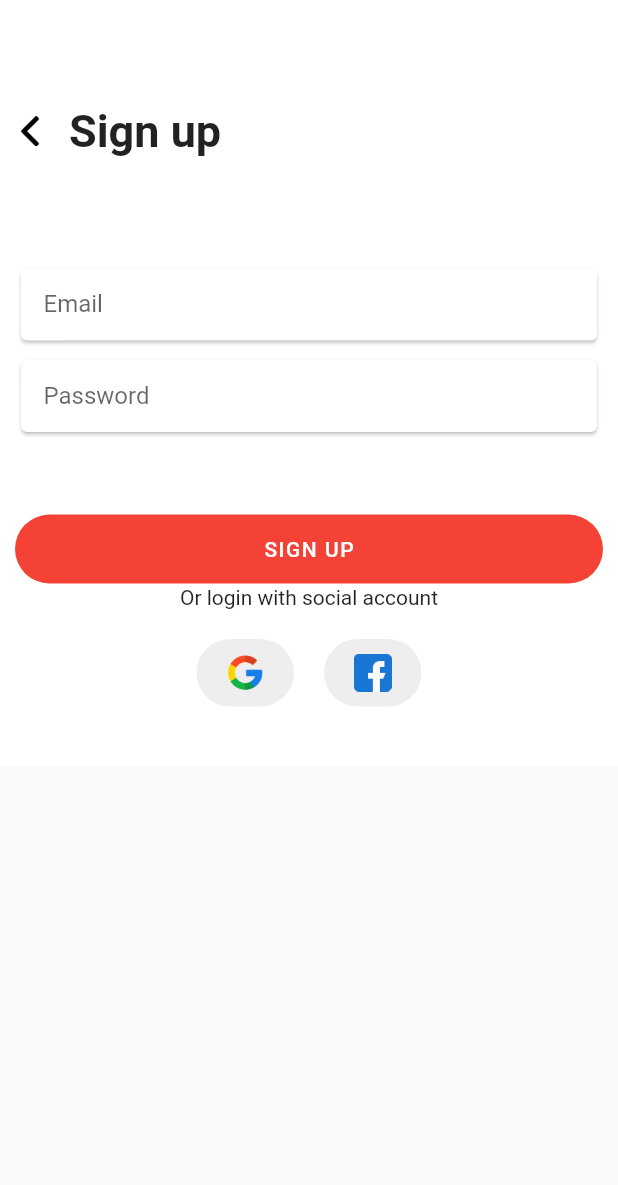
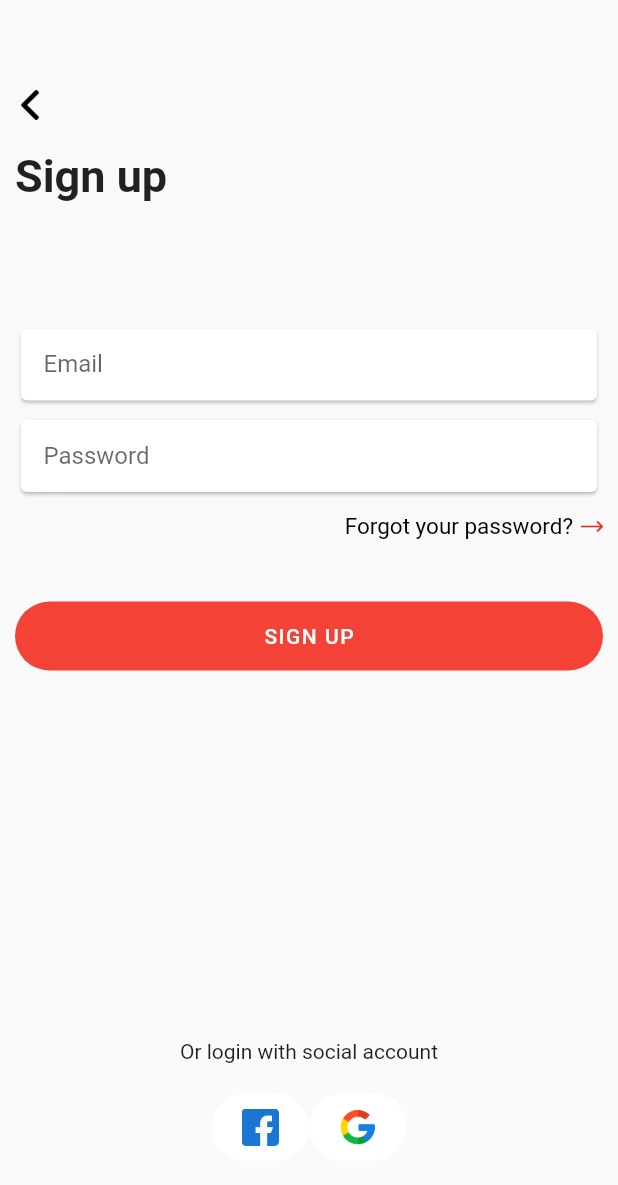
Before and after one commit to Florian-Techer/flutter_ecommerce_app, a Flutter app: the screen it shows after launch, on a phone screen of 412 x 824 dp. Shown: the top 1185 px of the screen. Run offline on Flutter 3.47's test engine with Material 2 defaults, Android fonts, the phone set to English and light mode, and no system bars.

Commit message:
Login and signUp page finish

```diff
--- a/lib/main.dart
+++ b/lib/main.dart
@@ -2,7 +2,6 @@ import 'pages/signUp.dart';
 import 'pages/login.dart';
 import 'package:flutter/foundation.dart';
 import 'package:flutter/material.dart';
-// import 'package:flutter_svg/flutter_svg.dart';
 
 void main() {
   runApp(const MyApp());
--- a/lib/pages/signUp.dart
+++ b/lib/pages/signUp.dart
@@ -1,7 +1,4 @@
 import 'package:flutter/material.dart';
-import 'package:flutter/rendering.dart';
-import 'package:flutter/widgets.dart';
-// import 'package:flutter_svg/flutter_svg.dart';
 
 class SignUpPage extends StatefulWidget {
   @override
@@ -16,8 +13,8 @@ class _SignUpPageState extends State<SignUpPage> {
     fit: BoxFit.scaleDown,
   );
 
-  final Widget arrowRightRed = Image.asset(
-    'assets/images/png/arrow.png',
+  final Widget redRightArrow = Image.asset(
+    'assets/images/png/red-right-arrow.png',
     width: 15,
     fit: BoxFit.scaleDown,
   );
@@ -34,9 +31,11 @@ class _SignUpPageState extends State<SignUpPage> {
   );
 
   Widget build(BuildContext context) {
+    const mainBgColor = Color(0xfff9f9f9);
+    const white = Color(0xffffffff);
     return Scaffold(
         appBar: AppBar(
-        backgroundColor: Colors.white,
+          backgroundColor: mainBgColor,
           toolbarHeight: 30,
           elevation: 0,
           // padding: EdgeInsets.symmetric(vertical: 10, horizontal: 10),
@@ -45,24 +44,28 @@ class _SignUpPageState extends State<SignUpPage> {
           child: SingleChildScrollView(
             child: Container(
               decoration: const BoxDecoration(
-            color: Colors.white,
+                color: mainBgColor,
               ),
               padding: const EdgeInsets.all(10.0),
               child: Column(
+                crossAxisAlignment: CrossAxisAlignment.start,
                 children: [
-              const SizedBox(height: 30),
-              Align(
-                alignment: Alignment.centerLeft,
-                child: Row(children: [
+                  const SizedBox(height: 20),
+                  Container(
+                    margin: const EdgeInsets.only(bottom: 10.0),
+                    child: Column(
+                        crossAxisAlignment: CrossAxisAlignment.start,
+                        children: [
                           backArrow,
-                  const Padding(
-                      padding: EdgeInsets.only(left: 16.0),
-                      child: Text(
+                          Container(
+                            margin: const EdgeInsets.only(top: 20),
+                            child: const Text(
                               'Sign up',
                               textAlign: TextAlign.right,
                               style: TextStyle(
                                   fontSize: 30.0, fontWeight: FontWeight.bold),
-                      ))
+                            ),
+                          )
                         ]),
                   ),
                   const SizedBox(height: 70),
@@ -90,23 +93,18 @@ class _SignUpPageState extends State<SignUpPage> {
                     ),
                   ),
                   const SizedBox(height: 10),
-              const Align(
-                alignment: Alignment.centerRight,
-                // child: Container(
-                //   child: Row(
-                //     children: [
-                //       Text(
-                //         'Forgot your password?',
-                //         style: TextStyle(fontSize: 15.0, color: Colors.black),
-                //       ),
-                //       SizedBox(
-                //         width: 5,
-                //       ),
-                //       arrowRightRed,
-                //     ],
-                //     mainAxisAlignment: MainAxisAlignment.end,
-                //   ),
-                // ),
+                  Row(
+                    mainAxisAlignment: MainAxisAlignment.end,
+                    children: [
+                      const Text(
+                        'Forgot your password?',
+                        style: TextStyle(fontSize: 15.0, color: Colors.black),
+                      ),
+                      const SizedBox(
+                        width: 5,
+                      ),
+                      redRightArrow,
+                    ],
                   ),
                   const SizedBox(height: 40),
                   Container(
@@ -117,48 +115,50 @@ class _SignUpPageState extends State<SignUpPage> {
                               backgroundColor:
                                   MaterialStatePropertyAll<Color>(Colors.red)),
                           child: Container(
-                        child: Text(
+                            padding: const EdgeInsets.only(top: 15, bottom: 15),
+                            child: const Text(
                               "SIGN UP",
-                          style:
-                              TextStyle(color: Colors.white, letterSpacing: 1),
+                              style: TextStyle(
+                                  color: Colors.white, letterSpacing: 1),
                             ),
-                        padding: EdgeInsets.only(top: 15, bottom: 15),
                           ))),
-              //const Spacer(),
-              Column(children: [
-                const Text("Or login with social account"),
+                ],
+              ),
+            ),
+          ),
+        ),
+        bottomNavigationBar: Column(
+          mainAxisSize: MainAxisSize.min,
+          children: [
+            const Text(
+              "Or login with social account",
+            ),
             const SizedBox(
               height: 20,
             ),
-                Row(mainAxisAlignment: MainAxisAlignment.center, children: [
+            Row(
+              mainAxisAlignment: MainAxisAlignment.center,
+              children: [
                 Container(
                   padding: const EdgeInsets.only(
                       left: 20, top: 10, right: 20, bottom: 10),
-                    child: googleAsset,
-                    decoration: BoxDecoration(
-                        color: Colors.grey.shade200,
+                  decoration: const BoxDecoration(
+                      color: white,
                       borderRadius: BorderRadius.all(Radius.circular(30))),
-                  ),
-                  const SizedBox(
-                    width: 20,
+                  child: facebookAsset,
                 ),
                 Container(
                   padding: const EdgeInsets.only(
                       left: 20, top: 10, right: 20, bottom: 10),
-                    child: facebookAsset,
-                    decoration: BoxDecoration(
-                        color: Colors.grey.shade200,
-                        borderRadius: const BorderRadius.all(Radius.circular(30))),
-                  ),
-                ]),
-                const SizedBox(
-                  height: 30,
+                  decoration: const BoxDecoration(
+                      color: white,
+                      borderRadius: BorderRadius.all(Radius.circular(30))),
+                  child: googleAsset,
                 )
-              ])
               ],
             ),
-        ),
-      )),
-    );
+            const SizedBox(height: 50)
+          ],
+        ));
   }
 }
--- a/pubspec.yaml
+++ b/pubspec.yaml
@@ -61,6 +61,7 @@ flutter:
   # To add assets to your application, add an assets section, like this:
   assets:
     - assets/images/png/arrow.png
+    - assets/images/png/red-right-arrow.png
     - assets/images/png/left-arrow.png
     - assets/images/png/facebook.png
     - assets/images/png/google.png
```
Also changed, not shown: lib/pages/login.dart (+137 -15 lines), assets/images/png/red-right-arrow.png (added), pubspec.lock. Lines whose indentation alone changed are shown as unchanged.
